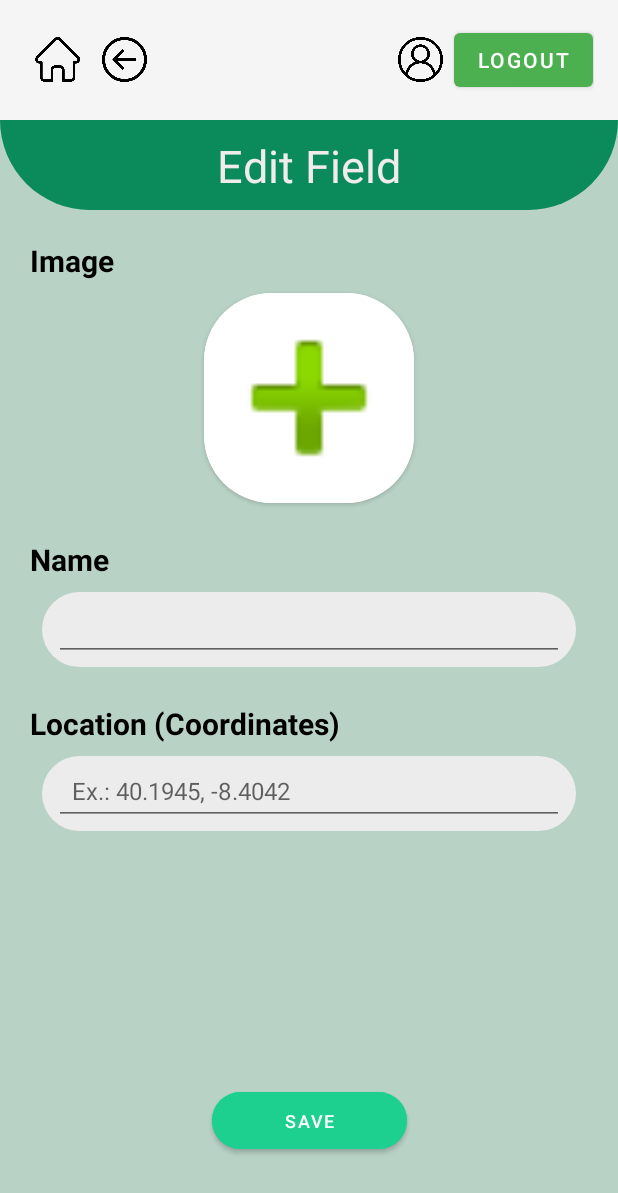
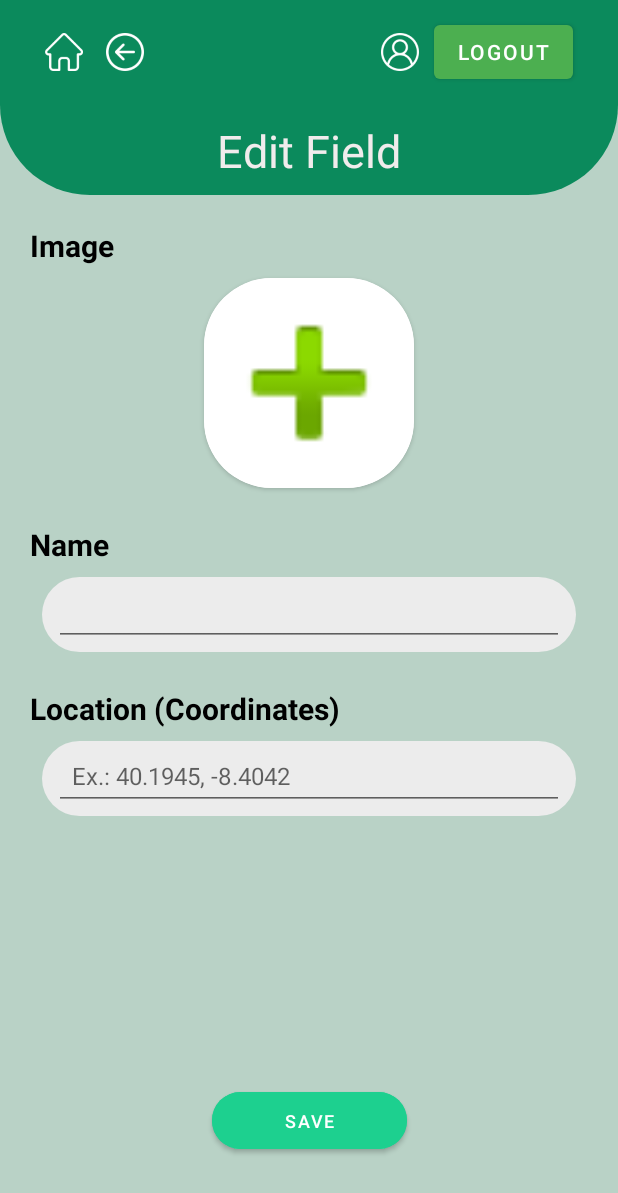
Before and after one commit to Bruna248/PlantsSense, an Android app: the screen it shows after launch once a user with an empty profile is signed in (MainActivity), after a tap on "ADD FIELDS", on a phone screen of 412 x 824 dp. Shown: the top 1193 px of the screen. Run offline under Robolectric (Android 15) with nearby library versions, the phone set to English and light mode, and no system bars; our stand-ins replace Firebase (no records; nobody signed in at launch, a user with empty details on screens opened directly).

Commit message:
layout appBar

```diff
--- a/app/src/main/java/pt/uc/dei/cm/plantsmc/view/greenhouse/GreenhousesFragment.java
+++ b/app/src/main/java/pt/uc/dei/cm/plantsmc/view/greenhouse/GreenhousesFragment.java
@@ -15,15 +15,21 @@ import android.view.LayoutInflater;
 import android.view.View;
 import android.view.ViewGroup;
 import android.widget.Button;
+import android.widget.TextView;
+
+import java.util.Objects;
 
 import pt.uc.dei.cm.plantsmc.R;
 import pt.uc.dei.cm.plantsmc.view.adapters.GreenhouseAdapter;
 import pt.uc.dei.cm.plantsmc.view.adapters.GreenhouseHolder;
 import pt.uc.dei.cm.plantsmc.viewmodel.GreenhouseViewModel;
+import pt.uc.dei.cm.plantsmc.viewmodel.UserViewModel;
 
 public class GreenhousesFragment extends Fragment {
 
-    private GreenhouseViewModel viewModel;
+    private GreenhouseViewModel greenhouseViewModel;
+    private UserViewModel userViewModel;
+
     private GreenhouseHolder parent;
     private GreenhouseAdapter adapter;
 
@@ -45,7 +51,8 @@ public class GreenhousesFragment extends Fragment {
     @Override
     public void onCreate(Bundle savedInstanceState) {
         super.onCreate(savedInstanceState);
-        viewModel = new ViewModelProvider(this).get(GreenhouseViewModel.class);
+        greenhouseViewModel = new ViewModelProvider(this).get(GreenhouseViewModel.class);
+        userViewModel = new ViewModelProvider(this).get(UserViewModel.class);
     }
 
     @Override
@@ -60,14 +67,17 @@ public class GreenhousesFragment extends Fragment {
         // Add greenhouse button
         setup_add_greenhouse(view);
 
+        setup_fragment_title(view);
+
         return view;
     }
+
 
     @Override
     public void onViewCreated(@NonNull View view, @Nullable Bundle savedInstanceState) {
         super.onViewCreated(view, savedInstanceState);
 
-        viewModel.getGreenhouses().observe(getViewLifecycleOwner(), greenhouses -> {
+        greenhouseViewModel.getGreenhouses().observe(getViewLifecycleOwner(), greenhouses -> {
             // Update UI with the list of greenhouses
             adapter.setGreenhouses(greenhouses);
             adapter.notifyDataSetChanged();
@@ -81,4 +91,16 @@ public class GreenhousesFragment extends Fragment {
             parent.onAddGreenhouse();
         });
     }
+
+    private void setup_fragment_title(View view) {
+        TextView titleTextView = view.findViewById(R.id.textViewHelloUser);
+
+        String[] parsedEmail = Objects.requireNonNull(userViewModel.getCurrentUser()
+                .getValue())
+                .getEmail()
+                .split("@");
+
+        String title = String.format("Hello, %s!", parsedEmail[0]);
+        titleTextView.setText(title);
+    }
 }
--- a/app/src/main/res/layout/activity_main.xml
+++ b/app/src/main/res/layout/activity_main.xml
@@ -10,26 +10,26 @@
     <!-- Top Bar -->
     <LinearLayout
         android:layout_width="match_parent"
-        android:layout_height="wrap_content"
-        android:orientation="horizontal"
-        android:padding="16dp">
+        android:layout_height="70dp"
+        android:background="@color/green_strong"
+        android:orientation="horizontal">
 
         <!-- Spacer -->
 
         <ImageView
             android:id="@+id/homeButton"
-            android:layout_width="30dp"
-            android:layout_height="30dp"
+            android:layout_width="25dp"
+            android:layout_height="25dp"
             android:layout_gravity="center_vertical"
-            android:layout_weight="0.1"
+            android:layout_marginLeft="30dp"
+            android:layout_marginRight="15dp"
             app:srcCompat="@drawable/home" />
 
         <ImageView
             android:id="@+id/backButton"
-            android:layout_width="30dp"
-            android:layout_height="30dp"
+            android:layout_width="25dp"
+            android:layout_height="25dp"
             android:layout_gravity="center_vertical"
-            android:layout_weight="0.1"
             app:srcCompat="@drawable/back" />
 
         <View
@@ -39,17 +39,19 @@
 
         <ImageView
             android:id="@+id/userButton"
-            android:layout_width="30dp"
-            android:layout_height="30dp"
+            android:layout_width="25dp"
+            android:layout_height="25dp"
             android:layout_gravity="center_vertical"
-            android:layout_weight="0.1"
+            android:layout_marginRight="10dp"
             app:srcCompat="@drawable/user" />
 
         <Button
             android:id="@+id/button"
             android:layout_width="wrap_content"
             android:layout_height="wrap_content"
-            android:text="Logout"/>
+            android:layout_gravity="center_vertical"
+            android:layout_marginRight="30dp"
+            android:text="Logout" />
     </LinearLayout>
 
     <!-- Greenhouses Fragments -->
--- a/app/src/main/res/layout/fragment_greenhouse_details.xml
+++ b/app/src/main/res/layout/fragment_greenhouse_details.xml
@@ -1,13 +1,12 @@
 <?xml version="1.0" encoding="utf-8"?>
-<ScrollView
-    xmlns:android="http://schemas.android.com/apk/res/android"
+<ScrollView xmlns:android="http://schemas.android.com/apk/res/android"
     xmlns:app="http://schemas.android.com/apk/res-auto"
     xmlns:tools="http://schemas.android.com/tools"
-    android:background="@color/green_strong"
     android:layout_width="match_parent"
     android:layout_height="match_parent"
+    android:background="@color/green_strong"
     android:orientation="vertical"
-    android:padding="20dp">
+    android:padding="27dp">
 
     <!-- Top Bar
     <LinearLayout
@@ -35,9 +34,6 @@
             android:id="@+id/linearLayout"
             android:layout_width="match_parent"
             android:layout_height="150dp"
-            android:layout_marginStart="20dp"
-            android:layout_marginTop="8dp"
-            android:layout_marginEnd="20dp"
             android:orientation="horizontal"
             app:layout_constraintEnd_toEndOf="parent"
             app:layout_constraintHorizontal_bias="0.0"
@@ -50,7 +46,7 @@
                 android:layout_width="wrap_content"
                 android:layout_height="wrap_content"
                 android:layout_marginEnd="10dp"
-                android:layout_weight="1"
+                android:layout_weight="1.2"
                 android:scaleType="centerCrop"
                 app:shapeAppearanceOverlay="@style/Round10"
                 tools:src="@drawable/field1" />
--- a/app/src/main/res/layout/greenhouse_list_item.xml
+++ b/app/src/main/res/layout/greenhouse_list_item.xml
@@ -27,7 +27,7 @@
         android:layout_marginStart="0dp"
         android:layout_marginEnd="0dp"
         android:layout_marginBottom="0dp"
-        android:maxHeight="50dp"
+        android:maxHeight="60dp"
         android:text="FieldName"
         android:textAlignment="center"
         android:textSize="20sp" />
```
Also changed, not shown: app/src/main/res/drawable/back.png, app/src/main/res/drawable/home.png, app/src/main/res/drawable/user.png, 2 other files.
